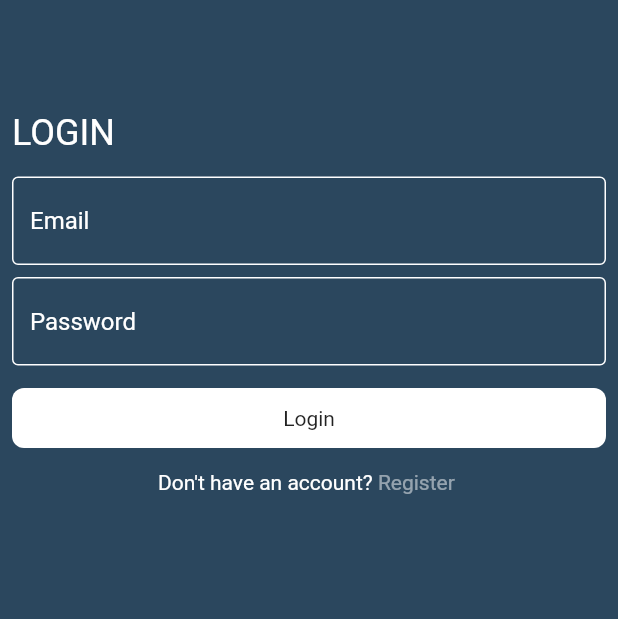
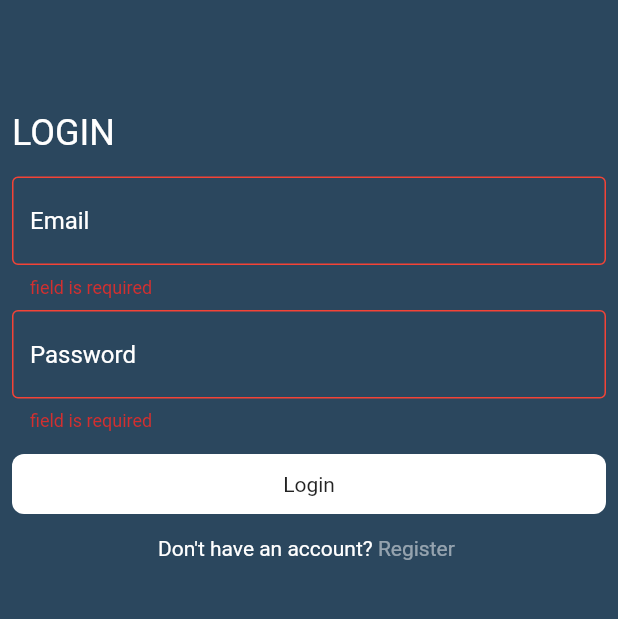
Before and after one commit to YasmeenGad/chat_app, a Flutter app: the screen it shows after launch, after a tap on "Login", on a phone screen of 412 x 824 dp, the part 347-966 px from its top. Run offline on Flutter 3.47's test engine with Material 2 defaults, Android fonts, the phone set to English and light mode, and no system bars; drawn by our look-alikes of modal_progress_hud_nsn; our stand-ins replace firebase_auth, firebase_core; accounts and stored records are empty.

Commit message:
create function to login with email and password with firebase and create empty chat screen

```diff
--- a/lib/components/create_user_with_email_and_password.dart
+++ b/lib/components/create_user_with_email_and_password.dart
@@ -1,3 +1,4 @@
+import 'package:chat_app/screens/chat.dart';
 import 'package:firebase_auth/firebase_auth.dart';
 import 'package:flutter/material.dart';
 
@@ -9,8 +10,7 @@ Future<void> CreateAccountWithEmailAndPassword(
       email: email,
       password: password,
     );
-    ScaffoldMessenger.of(context)
-        .showSnackBar(SnackBar(content: Center(child: Text("Success"))));
+    Navigator.pushReplacementNamed(context, Chat.routeName);
   } on FirebaseAuthException catch (e) {
     if (e.code == 'weak-password') {
       ScaffoldMessenger.of(context).showSnackBar(SnackBar(
--- a/lib/main.dart
+++ b/lib/main.dart
@@ -1,3 +1,4 @@
+import 'package:chat_app/screens/chat.dart';
 import 'package:chat_app/screens/login.dart';
 import 'package:chat_app/screens/register.dart';
 import 'package:flutter/material.dart';
@@ -23,6 +24,7 @@ class MyApp extends StatelessWidget {
       routes: {
         Login.routeName: (context) => Login(),
         Register.routeName: (context) => Register(),
+        Chat.routeName: (context) => Chat(),
       },
     );
   }
--- a/lib/screens/login.dart
+++ b/lib/screens/login.dart
@@ -1,16 +1,33 @@
+import 'package:chat_app/components/login_with_email_and_password.dart';
 import 'package:chat_app/constant.dart';
 import 'package:chat_app/screens/register.dart';
 import 'package:chat_app/widgets/custom_button.dart';
 import 'package:chat_app/widgets/custom_text_field.dart';
 import 'package:flutter/material.dart';
+import 'package:modal_progress_hud_nsn/modal_progress_hud_nsn.dart';
 
-class Login extends StatelessWidget {
-  const Login({super.key});
+class Login extends StatefulWidget {
+  Login({super.key});
   static const String routeName = "login";
 
   @override
+  State<Login> createState() => _LoginState();
+}
+
+class _LoginState extends State<Login> {
+  TextEditingController email = TextEditingController();
+
+  TextEditingController password = TextEditingController();
+
+  GlobalKey<FormState> formKey = GlobalKey<FormState>();
+
+  bool isClicked = false;
+
+  @override
   Widget build(BuildContext context) {
-    return Scaffold(
+    return ModalProgressHUD(
+      inAsyncCall: isClicked,
+      child: Scaffold(
         backgroundColor: kPrimaryColor,
         body: Padding(
           padding: const EdgeInsets.symmetric(horizontal: 8),
@@ -49,22 +66,34 @@ class Login extends StatelessWidget {
                 height: 15,
               ),
               Form(
+                  key: formKey,
                   child: Column(
                     children: [
                       CustomTextField(
+                        mycontroller: email,
                         hintText: "Email",
                       ),
                       const SizedBox(
                         height: 8,
                       ),
                       CustomTextField(
+                        mycontroller: password,
                         hintText: "Password",
                       ),
                       const SizedBox(
                         height: 15,
                       ),
                       CustomButton(
-                  ontap: () {},
+                        ontap: () {
+                          if (formKey.currentState!.validate()) {
+                            isClicked = true;
+                            setState(() {});
+                            LoginWithEmailAndPassword(
+                                email.text, password.text, context);
+                            isClicked = false;
+                            setState(() {});
+                          }
+                        },
                         txt: "Login",
                       ),
                       const SizedBox(
@@ -83,7 +112,8 @@ class Login extends StatelessWidget {
                             },
                             child: Text(
                               "Register ",
-                        style: TextStyle(color: Colors.white.withOpacity(0.5)),
+                              style: TextStyle(
+                                  color: Colors.white.withOpacity(0.5)),
                             ),
                           ),
                         ],
@@ -96,6 +126,7 @@ class Login extends StatelessWidget {
             ],
           ),
         ),
+      ),
     );
   }
 }
--- a/lib/screens/register.dart
+++ b/lib/screens/register.dart
@@ -89,6 +89,7 @@ class _RegisterState extends State<Register> {
                             setState(() {});
                             CreateAccountWithEmailAndPassword(
                                 email.text, password.text, context);
+
                             isClicked = false;
                             setState(() {});
                           }
```
Also changed, not shown: lib/components/login_with_email_and_password.dart (added, +21 -0 lines), lib/screens/chat.dart (added, +11 -0 lines). Lines whose indentation alone changed are shown as unchanged.
